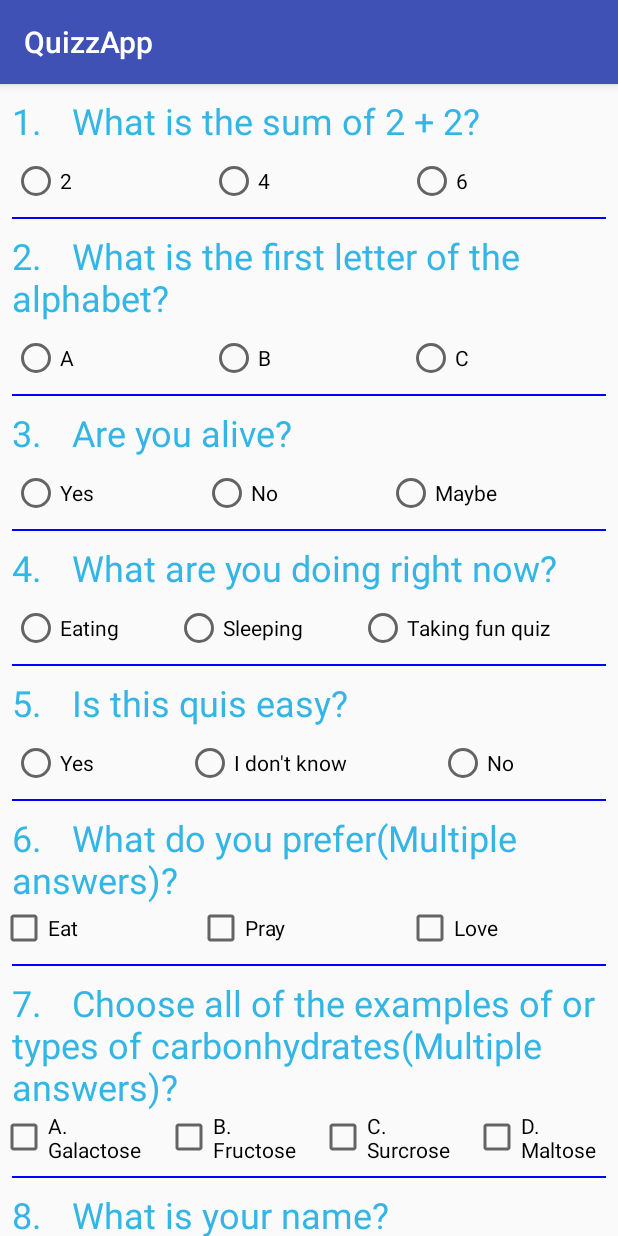
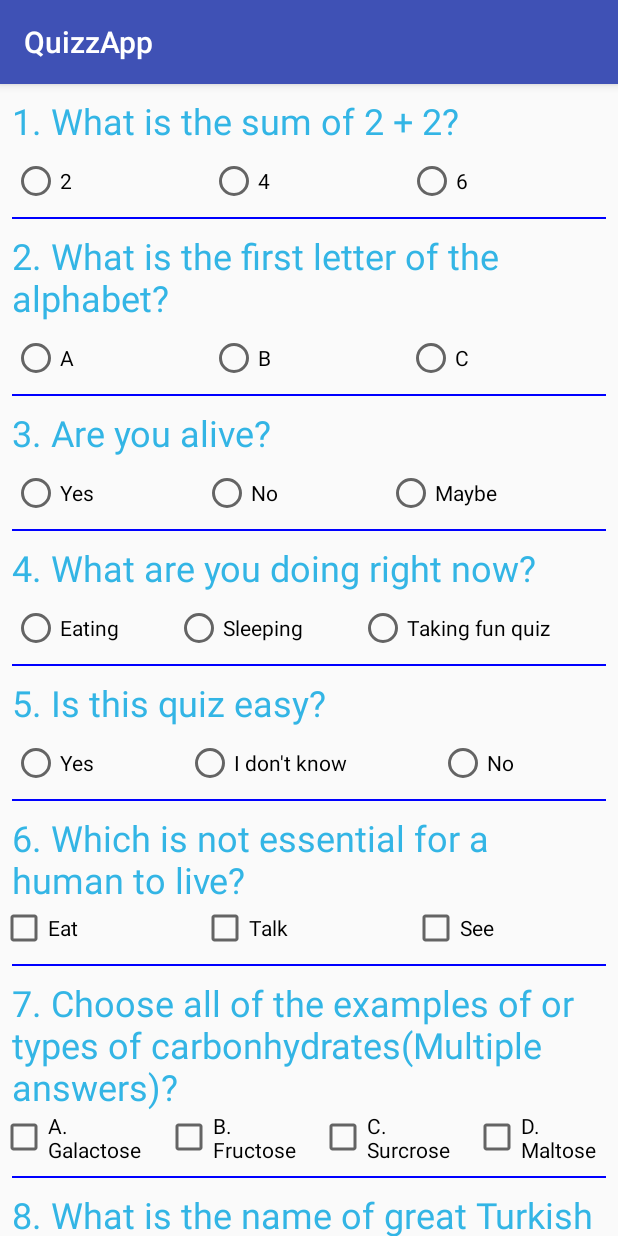
Before and after one commit to fatih22yilmaz/quiz_app, an Android app: the screen it shows after launch (MainActivity), on a phone screen of 412 x 824 dp. Run offline under Robolectric (Android 15) with nearby library versions, the phone set to English and light mode, and no system bars.

Commit message:
Small modifications.

```diff
--- a/app/src/main/java/com/example/fatihyilmaz/quizzapp/MainActivity.java
+++ b/app/src/main/java/com/example/fatihyilmaz/quizzapp/MainActivity.java
@@ -12,7 +12,7 @@ import java.util.Objects;
 
 public class MainActivity extends AppCompatActivity {
 
-    public int testResult = 0;
+    private int testResult = 0;
 
     @Override
     protected void onCreate(Bundle savedInstanceState) {
@@ -28,8 +28,8 @@ public class MainActivity extends AppCompatActivity {
         RadioButton rb5 = findViewById(R.id.Q5_yes);
 
         CheckBox cb6a = findViewById(R.id.Q6_eat);
-        CheckBox cb6b = findViewById(R.id.Q6_pray);
-        CheckBox cb6c = findViewById(R.id.Q6_love);
+        CheckBox cb6b = findViewById(R.id.Q6_talk);
+        CheckBox cb6c = findViewById(R.id.Q6_see);
 
         CheckBox cb7a = findViewById(R.id.Q7_fructose);
         CheckBox cb7b = findViewById(R.id.Q7_galactose);
@@ -58,16 +58,14 @@ public class MainActivity extends AppCompatActivity {
             testResult += 5;
         }
 
-        if (cb6a.isChecked()) {
+        if (cb6b.isChecked()) {
             testResult += 5;
         }
 
-        if (cb6b.isChecked()) {
-            testResult += 5;
-        }
         if (cb6c.isChecked()) {
             testResult += 5;
         }
+
         if (cb7a.isChecked()) {
             testResult += 5;
         }
@@ -81,15 +79,20 @@ public class MainActivity extends AppCompatActivity {
             testResult += 5;
         }
 
-        if (!Objects.equals(et8.getText().toString(), "")) {
+        if (et8.getText().toString().toUpperCase().equals("ATATURK")) {
             testResult += 5;
         }
-        if (!Objects.equals(et9.getText().toString(), "")) {
+        if (et9.getText().toString().equals("81")) {
             testResult += 5;
         }
 
-        Toast.makeText(this, "Your final result is: " + testResult,
-                Toast.LENGTH_LONG).show();
+        if (testResult > 60) {
+            Toast.makeText(this, "Great job! Your answers was 100% correct.",
+                    Toast.LENGTH_LONG).show();
+        } else {
+            Toast.makeText(this, "You finished the test, you get " + testResult + " over 65 points.",
+                    Toast.LENGTH_LONG).show();
+        }
         testResult = 0;
     }
 }
--- a/app/src/main/res/layout/activity_main.xml
+++ b/app/src/main/res/layout/activity_main.xml
@@ -1,6 +1,5 @@
 <?xml version="1.0" encoding="utf-8"?>
 <ScrollView xmlns:android="http://schemas.android.com/apk/res/android"
-    xmlns:app="http://schemas.android.com/apk/res-auto"
     xmlns:tools="http://schemas.android.com/tools"
     android:layout_width="match_parent"
     android:layout_height="match_parent"
@@ -9,133 +8,133 @@
 
     <LinearLayout
         android:layout_width="match_parent"
-        android:layout_height="match_parent"
+        android:layout_height="wrap_content"
 
         android:orientation="vertical">
 
         <TextView
             style="@style/TextView"
-            android:text="1.\t\tWhat is the sum of 2 + 2?" />
+            android:text="@string/what_is_the_sum_of_2_2" />
 
         <RadioGroup style="@style/RadioGroup">
 
             <RadioButton
                 android:id="@+id/Q1_2"
                 style="@style/RadioButton"
-                android:text="2" />
+                android:text="@string/_2" />
 
             <RadioButton
                 android:id="@+id/Q1_4"
                 style="@style/RadioButton"
-                android:text="4" />
+                android:text="@string/_4" />
 
             <RadioButton
                 android:id="@+id/Q1_6"
                 style="@style/RadioButton"
-                android:text="6" />
+                android:text="@string/_6" />
         </RadioGroup>
 
         <View style="@style/LineView" />
 
         <TextView
             style="@style/TextView"
-            android:text="2.\t\tWhat is the first letter of the alphabet?" />
+            android:text="@string/what_is_the_first_letter_of_the_alphabet" />
 
         <RadioGroup style="@style/RadioGroup">
 
             <RadioButton
                 android:id="@+id/Q2_A"
                 style="@style/RadioButton"
-                android:text="A" />
+                android:text="@string/a" />
 
             <RadioButton
                 android:id="@+id/Q2_B"
                 style="@style/RadioButton"
-                android:text="B" />
+                android:text="@string/b" />
 
             <RadioButton
                 android:id="@+id/Q2_C"
                 style="@style/RadioButton"
-                android:text="C" />
+                android:text="@string/c" />
         </RadioGroup>
 
         <View style="@style/LineView" />
 
         <TextView
             style="@style/TextView"
-            android:text="3.\t\tAre you alive?" />
+            android:text="@string/are_you_alive" />
 
         <RadioGroup style="@style/RadioGroup">
 
             <RadioButton
                 android:id="@+id/Q3_yes"
                 style="@style/RadioButton"
-                android:text="Yes" />
+                android:text="@string/yes" />
 
             <RadioButton
                 android:id="@+id/Q3_no"
                 style="@style/RadioButton"
-                android:text="No" />
+                android:text="@string/no" />
 
             <RadioButton
                 android:id="@+id/Q3_maybe"
                 style="@style/RadioButton"
-                android:text="Maybe" />
+                android:text="@string/maybe" />
         </RadioGroup>
 
         <View style="@style/LineView" />
 
         <TextView
             style="@style/TextView"
-            android:text="4. \t\tWhat are you doing right now?" />
+            android:text="@string/what_are_you_doing_right_now" />
 
         <RadioGroup style="@style/RadioGroup">
 
             <RadioButton
                 android:id="@+id/Q4_eating"
                 style="@style/RadioButton"
-                android:text="Eating" />
+                android:text="@string/eating" />
 
             <RadioButton
                 android:id="@+id/Q4_sleeping"
                 style="@style/RadioButton"
-                android:text="Sleeping" />
+                android:text="@string/sleeping" />
 
             <RadioButton
                 android:id="@+id/Q4_takingFunQuiz"
                 style="@style/RadioButton"
-                android:text="Taking fun quiz" />
+                android:text="@string/taking_fun_quiz" />
         </RadioGroup>
 
         <View style="@style/LineView" />
 
         <TextView
             style="@style/TextView"
-            android:text="5. \t\tIs this quis easy?" />
+            android:text="@string/is_this_quiz_easy" />
 
         <RadioGroup style="@style/RadioGroup">
 
             <RadioButton
                 android:id="@+id/Q5_yes"
                 style="@style/RadioButton"
-                android:text="Yes" />
+                android:text="@string/yes" />
 
             <RadioButton
                 android:id="@+id/Q5_dontKnow"
                 style="@style/RadioButton"
-                android:text="I don't know" />
+                android:text="@string/i_don_t_know" />
 
             <RadioButton
                 android:id="@+id/Q5_no"
                 style="@style/RadioButton"
-                android:text="No" />
+                android:text="@string/no" />
         </RadioGroup>
 
         <View style="@style/LineView" />
 
         <TextView
             style="@style/TextView"
-            android:text="6. \t\tWhat do you prefer(Multiple answers)?" />
+            android:text="@string/_6_which_is_not_essential_for_a_human_to_live" />
 
 
         <LinearLayout
@@ -146,17 +145,17 @@
             <CheckBox
                 android:id="@+id/Q6_eat"
                 style="@style/CheckBox"
-                android:text="Eat" />
+                android:text="@string/eat" />
 
             <CheckBox
-                android:id="@+id/Q6_pray"
+                android:id="@+id/Q6_talk"
                 style="@style/CheckBox"
-                android:text="Pray" />
+                android:text="@string/talk" />
 
             <CheckBox
-                android:id="@+id/Q6_love"
+                android:id="@+id/Q6_see"
                 style="@style/CheckBox"
-                android:text="Love" />
+                android:text="@string/see" />
         </LinearLayout>
 
         <View style="@style/LineView" />
@@ -164,7 +163,7 @@
 
         <TextView
             style="@style/TextView"
-            android:text="7. \t\tChoose all of the examples of or types of carbonhydrates(Multiple answers)?" />
+            android:text="@string/choose_all_of_the_examples_of_or_types_of_carbonhydrates_multiple_answers" />
 
 
         <LinearLayout
@@ -175,45 +174,48 @@
             <CheckBox
                 android:id="@+id/Q7_galactose"
                 style="@style/CheckBox"
-                android:text="A. Galactose" />
+                android:text="@string/a_galactose" />
 
             <CheckBox
                 android:id="@+id/Q7_fructose"
                 style="@style/CheckBox"
-                android:text="B. Fructose" />
+                android:text="@string/b_fructose" />
 
             <CheckBox
                 android:id="@+id/Q7_surcrose"
                 style="@style/CheckBox"
-                android:text="C. Surcrose" />
+                android:text="@string/c_surcrose" />
 
             <CheckBox
                 android:id="@+id/Q7_maltose"
                 style="@style/CheckBox"
-                android:text="D. Maltose" />
+                android:text="@string/d_maltose" />
         </LinearLayout>
 
         <View style="@style/LineView" />
 
         <TextView
             style="@style/TextView"
-            android:text="8. \t\tWhat is your name?" />
+            android:text="@string/what_is_the_name_of_great_turkish_leader" />
 
         <EditText
             android:id="@+id/Q8_name"
             android:layout_width="match_parent"
-            android:layout_height="wrap_content" />
+            android:layout_height="wrap_content"
+            android:hint="@string/mustafa_kemal" />
 
         <View style="@style/LineView" />
 
         <TextView
             style="@style/TextView"
-            android:text="9. \t\tHow old are you?" />
+            android:text="@string/when_mustafa_kemal_was_born_fill_the_blanks" />
+
 
         <EditText
             android:id="@+id/Q9_age"
             android:layout_width="match_parent"
-            android:layout_height="wrap_content" />
+            android:layout_height="wrap_content"
+            android:hint="@string/_18" />
 
         <View style="@style/LineView" />
 
@@ -223,7 +225,7 @@
             android:layout_height="wrap_content"
             android:layout_gravity="center"
             android:onClick="submitMethod"
-            android:text="Submit" />
+            android:text="@string/submit" />
 
     </LinearLayout>
 
--- a/app/src/main/res/values/strings.xml
+++ b/app/src/main/res/values/strings.xml
@@ -1,3 +1,36 @@
 <resources>
     <string name="app_name">QuizzApp</string>
+    <string name="submit">Submit</string>
+    <string name="how_old_are_you">9. How old are you?</string>
+    <string name="what_is_the_sum_of_2_2">1. What is the sum of 2 + 2?</string>
+    <string name="_2">2</string>
+    <string name="_4">4</string>
+    <string name="_6">6</string>
+    <string name="what_is_the_first_letter_of_the_alphabet">2. What is the first letter of the alphabet?</string>
+    <string name="a">A</string>
+    <string name="b">B</string>
+    <string name="c">C</string>
+    <string name="are_you_alive">3. Are you alive?</string>
+    <string name="yes">Yes</string>
+    <string name="no">No</string>
+    <string name="maybe">Maybe</string>
+    <string name="what_are_you_doing_right_now">4. What are you doing right now?</string>
+    <string name="eating">Eating</string>
+    <string name="sleeping">Sleeping</string>
+    <string name="taking_fun_quiz">Taking fun quiz</string>
+    <string name="is_this_quiz_easy">5. Is this quiz easy?</string>
+    <string name="i_don_t_know">I don\'t know</string>
+    <string name="eat">Eat</string>
+    <string name="talk">Talk</string>
+    <string name="see">See</string>
+    <string name="choose_all_of_the_examples_of_or_types_of_carbonhydrates_multiple_answers">7. Choose all of the examples of or types of carbonhydrates(Multiple answers)?</string>
+    <string name="a_galactose">A. Galactose</string>
+    <string name="b_fructose">B. Fructose</string>
+    <string name="c_surcrose">C. Surcrose</string>
+    <string name="d_maltose">D. Maltose</string>
+    <string name="what_is_the_name_of_great_turkish_leader">8. What is the name of great Turkish Leader? (Fill the blanks.)?</string>
+    <string name="_6_which_is_not_essential_for_a_human_to_live">6. Which is not essential for a human to live?</string>
+    <string name="when_mustafa_kemal_was_born_fill_the_blanks">When Mustafa Kemal was born?(Fill the blanks)</string>
+    <string name="mustafa_kemal">Mustafa Kemal _______</string>
+    <string name="_18">18__</string>
 </resources>
--- a/build.gradle
+++ b/build.gradle
@@ -7,7 +7,7 @@ buildscript {
         jcenter()
     }
     dependencies {
-        classpath 'com.android.tools.build:gradle:3.0.1'
+        classpath 'com.android.tools.build:gradle:3.1.1'
 
 
         // NOTE: Do not place your application dependencies here; they belong
```
Also changed, not shown: gradle/wrapper/gradle-wrapper.properties.
